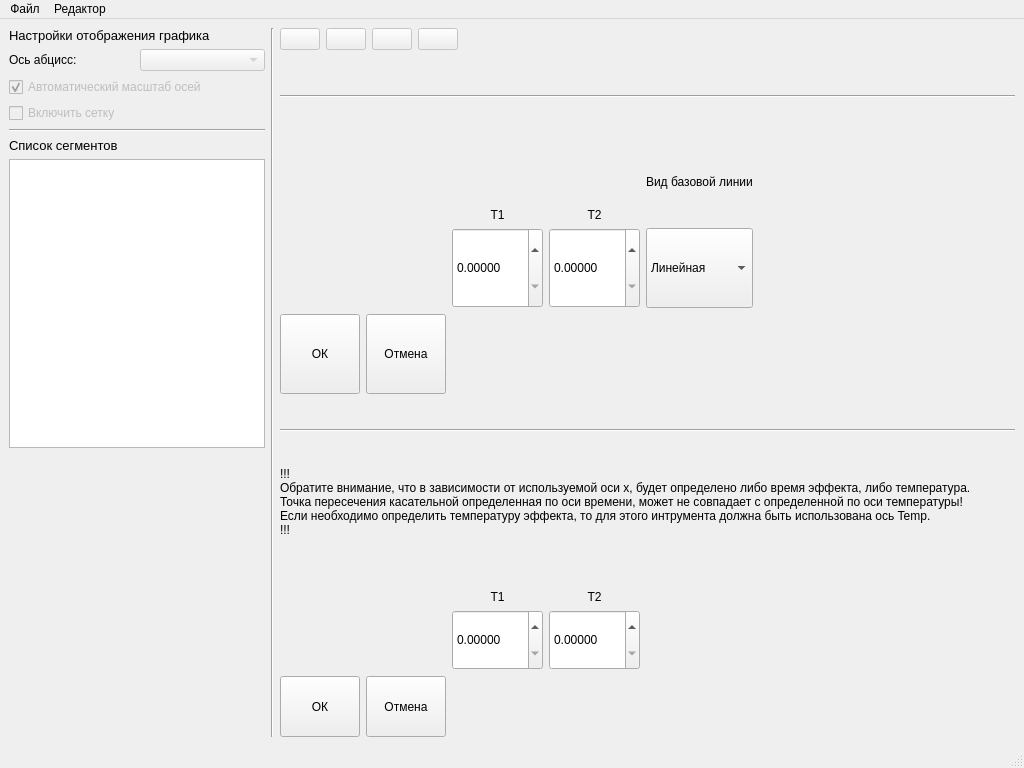
Qt form ui/MainWindow.ui (ioyurev/fusion-analysis) before a commit.
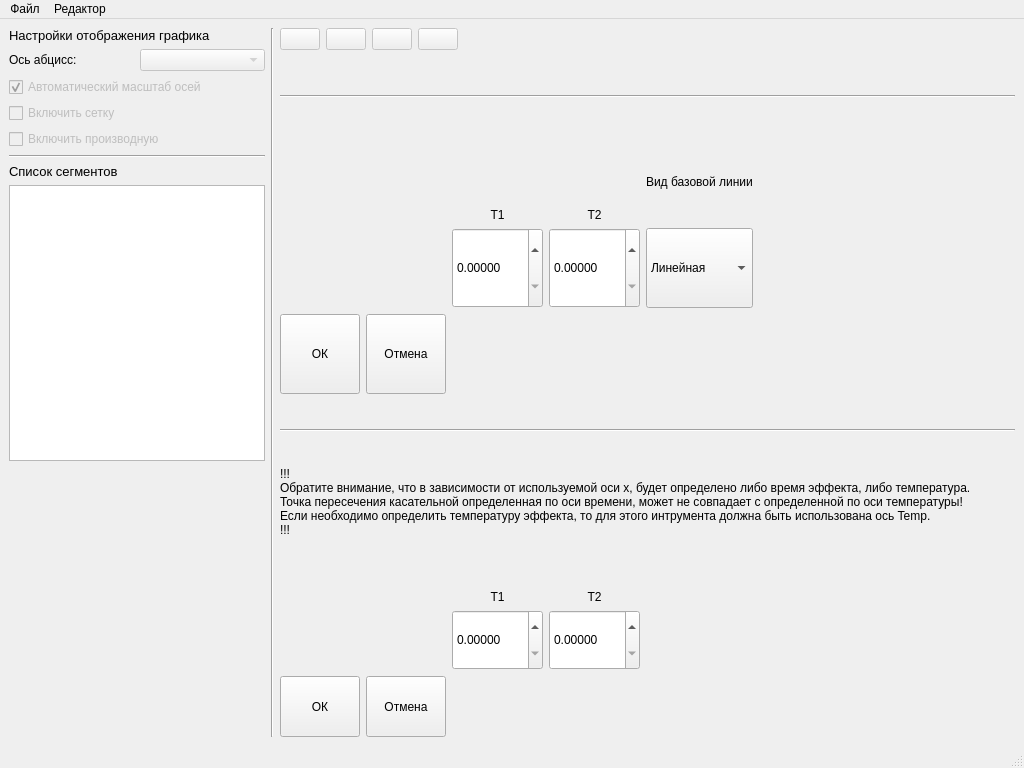
The same form after that commit. Icons and pictures are not drawn. Custom widgets are drawn as their Qt base class.

```diff
--- a/ui/MainWindow.ui
+++ b/ui/MainWindow.ui
@@ -423,14 +423,19 @@
     </item>
     <item row="0" column="0">
      <layout class="QGridLayout" name="leftpanel">
-      <item row="1" column="0">
-       <widget class="QLabel" name="label_xaxis">
+      <item row="7" column="0">
+       <widget class="QLabel" name="label">
+        <property name="font">
+         <font>
+          <pointsize>10</pointsize>
+         </font>
+        </property>
         <property name="text">
-         <string>Ось абцисс:</string>
+         <string>Список сегментов</string>
         </property>
        </widget>
       </item>
-      <item row="7" column="0" colspan="2">
+      <item row="8" column="0" colspan="2">
        <widget class="QTreeWidget" name="treewidget_segments">
         <property name="headerHidden">
          <bool>true</bool>
@@ -442,18 +447,6 @@
         </column>
        </widget>
       </item>
-      <item row="6" column="0">
-       <widget class="QLabel" name="label">
-        <property name="font">
-         <font>
-          <pointsize>10</pointsize>
-         </font>
-        </property>
-        <property name="text">
-         <string>Список сегментов</string>
-        </property>
-       </widget>
-      </item>
       <item row="3" column="0" colspan="2">
        <widget class="QCheckBox" name="checkbox_grid">
         <property name="enabled">
@@ -464,6 +457,18 @@
         </property>
        </widget>
       </item>
+      <item row="0" column="0" colspan="2">
+       <widget class="QLabel" name="label_4">
+        <property name="font">
+         <font>
+          <pointsize>10</pointsize>
+         </font>
+        </property>
+        <property name="text">
+         <string>Настройки отображения графика</string>
+        </property>
+       </widget>
+      </item>
       <item row="1" column="1">
        <widget class="QComboBox" name="combobox_xaxis">
         <property name="enabled">
@@ -471,14 +476,7 @@
         </property>
        </widget>
       </item>
-      <item row="5" column="0" colspan="2">
-       <widget class="Line" name="line_3">
-        <property name="orientation">
-         <enum>Qt::Horizontal</enum>
-        </property>
-       </widget>
-      </item>
-      <item row="8" column="0">
+      <item row="9" column="0">
        <spacer name="verticalSpacer">
         <property name="orientation">
          <enum>Qt::Vertical</enum>
@@ -491,15 +489,17 @@
         </property>
        </spacer>
       </item>
-      <item row="0" column="0" colspan="2">
-       <widget class="QLabel" name="label_4">
-        <property name="font">
-         <font>
-          <pointsize>10</pointsize>
-         </font>
-        </property>
+      <item row="1" column="0">
+       <widget class="QLabel" name="label_xaxis">
         <property name="text">
-         <string>Настройки отображения графика</string>
+         <string>Ось абцисс:</string>
+        </property>
+       </widget>
+      </item>
+      <item row="6" column="0" colspan="2">
+       <widget class="Line" name="line_3">
+        <property name="orientation">
+         <enum>Qt::Horizontal</enum>
         </property>
        </widget>
       </item>
@@ -516,6 +516,16 @@
         </property>
        </widget>
       </item>
+      <item row="4" column="0" colspan="2">
+       <widget class="QCheckBox" name="checkbox_derivative">
+        <property name="enabled">
+         <bool>false</bool>
+        </property>
+        <property name="text">
+         <string>Включить производную</string>
+        </property>
+       </widget>
+      </item>
      </layout>
     </item>
     <item row="0" column="1">
```
